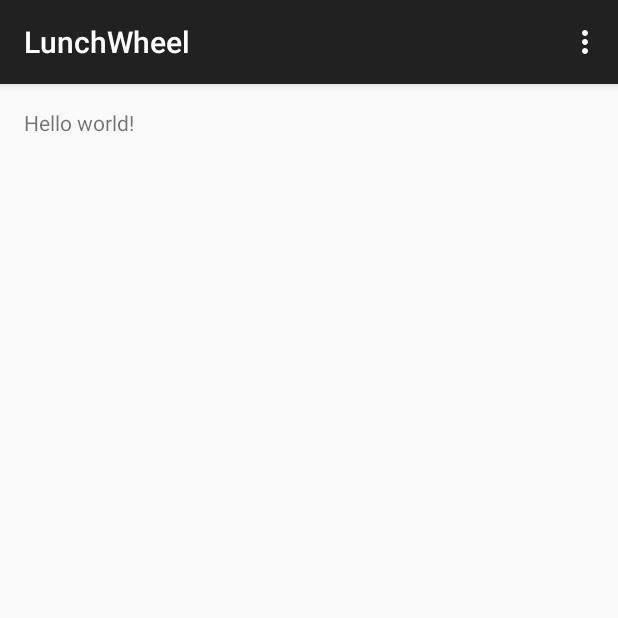
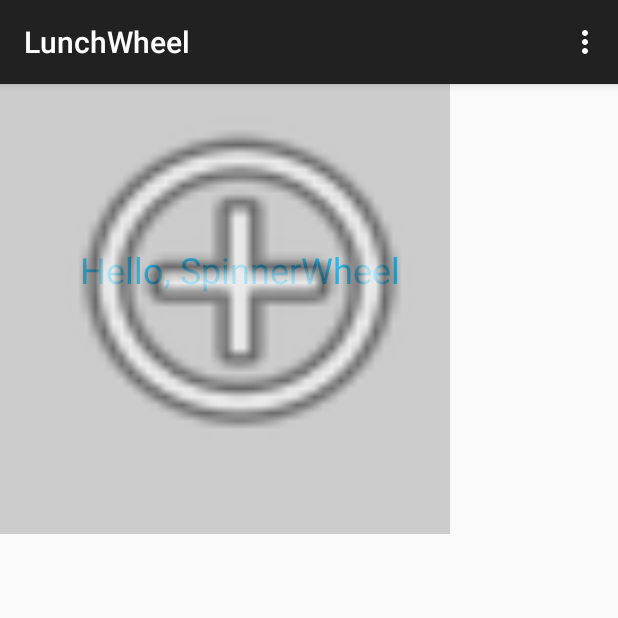
Before and after one commit to pmonkelban/Capstone-Project, an Android app: the screen it shows after launch (MainActivity), on a phone screen of 412 x 824 dp, the top half of it. Run offline under Robolectric (Android 15) with nearby library versions, the phone set to English and light mode, and no system bars.

Commit message:
Just started custom view

```diff
--- a/app/build.gradle
+++ b/app/build.gradle
@@ -3,10 +3,9 @@ apply plugin: 'com.android.application'
 android {
     compileSdkVersion 23
     buildToolsVersion "23.0.1"
-
     defaultConfig {
         applicationId "com.example.pmm.android.udacity.lunchwheel"
-        minSdkVersion 15
+        minSdkVersion 21
         targetSdkVersion 23
         versionCode 1
         versionName "1.0"
@@ -17,6 +16,8 @@ android {
             proguardFiles getDefaultProguardFile('proguard-android.txt'), 'proguard-rules.pro'
         }
     }
+    productFlavors {
+    }
 }
 
 dependencies {
--- /dev/null
+++ b/app/src/main/java/com/example/pmm/android/udacity/lunchwheel/ui/SpinnerWheel.java
@@ -0,0 +1,191 @@
+package com.example.pmm.android.udacity.lunchwheel.ui;
+
+import android.content.Context;
+import android.content.res.TypedArray;
+import android.graphics.Canvas;
+import android.graphics.Color;
+import android.graphics.Paint;
+import android.graphics.drawable.Drawable;
+import android.text.TextPaint;
+import android.util.AttributeSet;
+import android.view.View;
+
+import com.example.pmm.android.udacity.lunchwheel.R;
+
+/**
+ * TODO: document your custom view class.
+ */
+public class SpinnerWheel extends View {
+    private String mExampleString; // TODO: use a default from R.string...
+    private int mExampleColor = Color.RED; // TODO: use a default from R.color...
+    private float mExampleDimension = 0; // TODO: use a default from R.dimen...
+    private Drawable mExampleDrawable;
+
+    private TextPaint mTextPaint;
+    private float mTextWidth;
+    private float mTextHeight;
+
+    public SpinnerWheel(Context context) {
+        super(context);
+        init(null, 0);
+    }
+
+    public SpinnerWheel(Context context, AttributeSet attrs) {
+        super(context, attrs);
+        init(attrs, 0);
+    }
+
+    public SpinnerWheel(Context context, AttributeSet attrs, int defStyle) {
+        super(context, attrs, defStyle);
+        init(attrs, defStyle);
+    }
+
+    private void init(AttributeSet attrs, int defStyle) {
+        // Load attributes
+        final TypedArray a = getContext().obtainStyledAttributes(
+                attrs, R.styleable.SpinnerWheel, defStyle, 0);
+
+        mExampleString = a.getString(
+                R.styleable.SpinnerWheel_exampleString);
+        mExampleColor = a.getColor(
+                R.styleable.SpinnerWheel_exampleColor,
+                mExampleColor);
+        // Use getDimensionPixelSize or getDimensionPixelOffset when dealing with
+        // values that should fall on pixel boundaries.
+        mExampleDimension = a.getDimension(
+                R.styleable.SpinnerWheel_exampleDimension,
+                mExampleDimension);
+
+        if (a.hasValue(R.styleable.SpinnerWheel_exampleDrawable)) {
+            mExampleDrawable = a.getDrawable(
+                    R.styleable.SpinnerWheel_exampleDrawable);
+            mExampleDrawable.setCallback(this);
+        }
+
+        a.recycle();
+
+        // Set up a default TextPaint object
+        mTextPaint = new TextPaint();
+        mTextPaint.setFlags(Paint.ANTI_ALIAS_FLAG);
+        mTextPaint.setTextAlign(Paint.Align.LEFT);
+
+        // Update TextPaint and text measurements from attributes
+        invalidateTextPaintAndMeasurements();
+    }
+
+    private void invalidateTextPaintAndMeasurements() {
+        mTextPaint.setTextSize(mExampleDimension);
+        mTextPaint.setColor(mExampleColor);
+        mTextWidth = mTextPaint.measureText(mExampleString);
+
+        Paint.FontMetrics fontMetrics = mTextPaint.getFontMetrics();
+        mTextHeight = fontMetrics.bottom;
+    }
+
+    @Override
+    protected void onDraw(Canvas canvas) {
+        super.onDraw(canvas);
+
+        // TODO: consider storing these as member variables to reduce
+        // allocations per draw cycle.
+        int paddingLeft = getPaddingLeft();
+        int paddingTop = getPaddingTop();
+        int paddingRight = getPaddingRight();
+        int paddingBottom = getPaddingBottom();
+
+        int contentWidth = getWidth() - paddingLeft - paddingRight;
+        int contentHeight = getHeight() - paddingTop - paddingBottom;
+
+        // Draw the text.
+        canvas.drawText(mExampleString,
+                paddingLeft + (contentWidth - mTextWidth) / 2,
+                paddingTop + (contentHeight + mTextHeight) / 2,
+                mTextPaint);
+
+        // Draw the example drawable on top of the text.
+        if (mExampleDrawable != null) {
+            mExampleDrawable.setBounds(paddingLeft, paddingTop,
+                    paddingLeft + contentWidth, paddingTop + contentHeight);
+            mExampleDrawable.draw(canvas);
+        }
+    }
+
+    /**
+     * Gets the example string attribute value.
+     *
+     * @return The example string attribute value.
+     */
+    public String getExampleString() {
+        return mExampleString;
+    }
+
+    /**
+     * Sets the view's example string attribute value. In the example view, this string
+     * is the text to draw.
+     *
+     * @param exampleString The example string attribute value to use.
+     */
+    public void setExampleString(String exampleString) {
+        mExampleString = exampleString;
+        invalidateTextPaintAndMeasurements();
+    }
+
+    /**
+     * Gets the example color attribute value.
+     *
+     * @return The example color attribute value.
+     */
+    public int getExampleColor() {
+        return mExampleColor;
+    }
+
+    /**
+     * Sets the view's example color attribute value. In the example view, this color
+     * is the font color.
+     *
+     * @param exampleColor The example color attribute value to use.
+     */
+    public void setExampleColor(int exampleColor) {
+        mExampleColor = exampleColor;
+        invalidateTextPaintAndMeasurements();
+    }
+
+    /**
+     * Gets the example dimension attribute value.
+     *
+     * @return The example dimension attribute value.
+     */
+    public float getExampleDimension() {
+        return mExampleDimension;
+    }
+
+    /**
+     * Sets the view's example dimension attribute value. In the example view, this dimension
+     * is the font size.
+     *
+     * @param exampleDimension The example dimension attribute value to use.
+     */
+    public void setExampleDimension(float exampleDimension) {
+        mExampleDimension = exampleDimension;
+        invalidateTextPaintAndMeasurements();
+    }
+
+    /**
+     * Gets the example drawable attribute value.
+     *
+     * @return The example drawable attribute value.
+     */
+    public Drawable getExampleDrawable() {
+        return mExampleDrawable;
+    }
+
+    /**
+     * Sets the view's example drawable attribute value. In the example view, this drawable is
+     * drawn above the text.
+     *
+     * @param exampleDrawable The example drawable attribute value to use.
+     */
+    public void setExampleDrawable(Drawable exampleDrawable) {
+        mExampleDrawable = exampleDrawable;
+    }
+}
--- a/app/src/main/res/layout/activity_main.xml
+++ b/app/src/main/res/layout/activity_main.xml
@@ -1,11 +1,11 @@
-<RelativeLayout xmlns:android="http://schemas.android.com/apk/res/android"
-    xmlns:tools="http://schemas.android.com/tools" android:layout_width="match_parent"
-    android:layout_height="match_parent" android:paddingLeft="@dimen/activity_horizontal_margin"
-    android:paddingRight="@dimen/activity_horizontal_margin"
-    android:paddingTop="@dimen/activity_vertical_margin"
-    android:paddingBottom="@dimen/activity_vertical_margin" tools:context=".MainActivity">
+<FrameLayout xmlns:android="http://schemas.android.com/apk/res/android"
+    xmlns:app="http://schemas.android.com/apk/res-auto"
+    android:layout_width="match_parent" android:layout_height="match_parent">
 
-    <TextView android:text="@string/hello_world" android:layout_width="wrap_content"
-        android:layout_height="wrap_content" />
+    <com.example.pmm.android.udacity.lunchwheel.ui.SpinnerWheel android:background="#ccc"
+        android:layout_width="300dp" android:layout_height="300dp" android:paddingLeft="20dp"
+        android:paddingBottom="40dp" app:exampleDimension="24sp" app:exampleColor="#33b5e5"
+        app:exampleString="Hello, SpinnerWheel"
+        app:exampleDrawable="@android:drawable/ic_menu_add" />
 
-</RelativeLayout>
+</FrameLayout>
```
Also changed, not shown: app/src/main/res/values/attrs_spinner_wheel.xml (added, +8 -0 lines), 1 other file.
